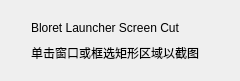
Qt form ui/ScreenCut.ui (BloretCrew/Bloret-Launcher) before a commit.
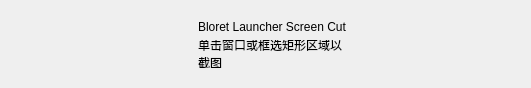
The same form after that commit. Icons and pictures are not drawn. Custom widgets are drawn as their Qt base class.

```diff
--- a/ui/ScreenCut.ui
+++ b/ui/ScreenCut.ui
@@ -7,22 +7,31 @@
    <rect>
     <x>0</x>
     <y>0</y>
-    <width>240</width>
-    <height>81</height>
+    <width>531</width>
+    <height>88</height>
    </rect>
   </property>
   <property name="windowTitle">
    <string>Form</string>
   </property>
+  <layout class="QHBoxLayout" name="horizontalLayout_2">
+   <item>
+    <spacer name="horizontalSpacer_2">
+     <property name="orientation">
+      <enum>Qt::Horizontal</enum>
+     </property>
+     <property name="sizeHint" stdset="0">
+      <size>
+       <width>135</width>
+       <height>20</height>
+      </size>
+     </property>
+    </spacer>
+   </item>
+   <item>
+    <layout class="QVBoxLayout" name="verticalLayout_2">
+     <item>
   <widget class="CardWidget" name="CardWidget">
-   <property name="geometry">
-    <rect>
-     <x>9</x>
-     <y>9</y>
-     <width>223</width>
-     <height>62</height>
-    </rect>
-   </property>
    <layout class="QHBoxLayout" name="horizontalLayout">
     <item>
      <widget class="BodyLabel" name="BodyLabel_2">
@@ -89,6 +98,36 @@
     </item>
    </layout>
   </widget>
+     </item>
+     <item>
+      <spacer name="verticalSpacer">
+       <property name="orientation">
+        <enum>Qt::Vertical</enum>
+       </property>
+       <property name="sizeHint" stdset="0">
+        <size>
+         <width>20</width>
+         <height>40</height>
+        </size>
+       </property>
+      </spacer>
+     </item>
+    </layout>
+   </item>
+   <item>
+    <spacer name="horizontalSpacer">
+     <property name="orientation">
+      <enum>Qt::Horizontal</enum>
+     </property>
+     <property name="sizeHint" stdset="0">
+      <size>
+       <width>135</width>
+       <height>20</height>
+      </size>
+     </property>
+    </spacer>
+   </item>
+  </layout>
  </widget>
  <customwidgets>
   <customwidget>
```
Left out of the diff: 2 changed lines with no effect on the pictures. Lines whose indentation alone changed are shown as unchanged.
